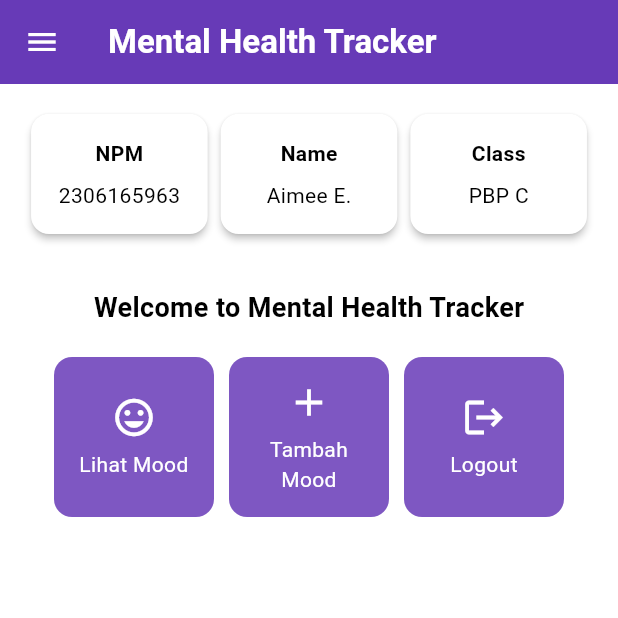
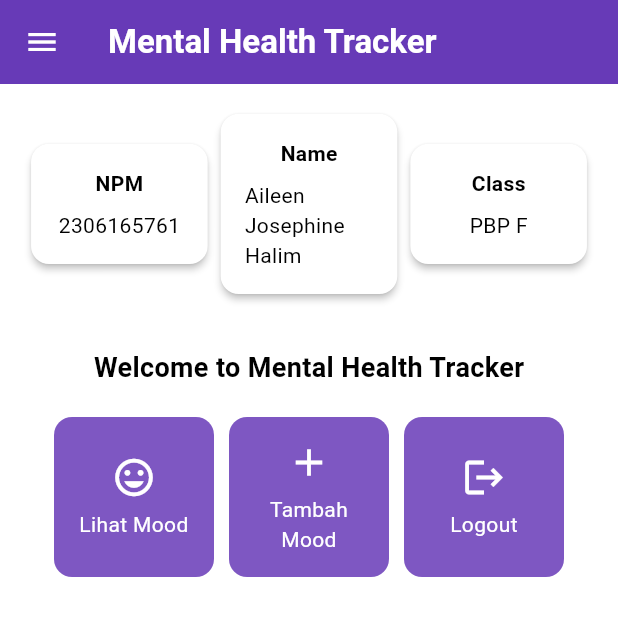
Before and after one commit to aernanto/mental-health-tracker-mobile, a Flutter app: the MyHomePage screen opened directly, on a phone screen of 412 x 824 dp, the top half of it. Run offline on Flutter 3.47's test engine with Material 3 defaults, Android fonts, the phone set to English and light mode, and no system bars; missing offline and left inert: pbp_django_auth.

Commit message:
Tutorial 8 ada perubahan sedikit

```diff
--- a/lib/screens/menu.dart
+++ b/lib/screens/menu.dart
@@ -1,13 +1,11 @@
-// menu.dart
 import 'package:flutter/material.dart';
 import 'package:mental_health_tracker/widgets/left_drawer.dart';
-import 'package:mental_health_tracker/widgets/mood_card.dart'; // New import
+import 'package:mental_health_tracker/widgets/mood_card.dart';
 
 class MyHomePage extends StatelessWidget {
-  final String npm = '2306165963'; // NPM
-  final String name = 'Aimee E.'; // Nama
-  final String className = 'PBP C'; // Kelas
-
+  final String npm = '2306165761'; // NPM
+  final String name = 'Aileen Josephine Halim'; // Nama
+  final String className = 'PBP F'; // Kelas
   MyHomePage({super.key});
 
   final List<ItemHomepage> items = [
@@ -18,10 +16,11 @@ class MyHomePage extends StatelessWidget {
 
   @override
   Widget build(BuildContext context) {
+    // Scaffold menyediakan struktur dasar halaman dengan AppBar dan body.
     return Scaffold(
-      drawer: const LeftDrawer(),
+      // AppBar adalah bagian atas halaman yang menampilkan judul.
       appBar: AppBar(
-        iconTheme: const IconThemeData(color: Colors.white),
+        // Judul aplikasi "Mental Health Tracker" dengan teks putih dan tebal.
         title: const Text(
           'Mental Health Tracker',
           style: TextStyle(
@@ -29,13 +28,19 @@ class MyHomePage extends StatelessWidget {
             fontWeight: FontWeight.bold,
           ),
         ),
+        // Warna latar belakang AppBar diambil dari skema warna tema aplikasi.
         backgroundColor: Theme.of(context).colorScheme.primary,
+        iconTheme: const IconThemeData(color: Colors.white),
       ),
+      drawer: const LeftDrawer(),
+      // Body halaman dengan padding di sekelilingnya.
       body: Padding(
         padding: const EdgeInsets.all(16.0),
+        // Menyusun widget secara vertikal dalam sebuah kolom.
         child: Column(
           crossAxisAlignment: CrossAxisAlignment.center,
           children: [
+            // Row untuk menampilkan 3 InfoCard secara horizontal.
             Row(
               mainAxisAlignment: MainAxisAlignment.spaceEvenly,
               children: [
@@ -44,10 +49,17 @@ class MyHomePage extends StatelessWidget {
                 InfoCard(title: 'Class', content: className),
               ],
             ),
+
+            // Memberikan jarak vertikal 16 unit.
             const SizedBox(height: 16.0),
+
+            // Menempatkan widget berikutnya di tengah halaman.
             Center(
               child: Column(
+                // Menyusun teks dan grid item secara vertikal.
+
                 children: [
+                  // Menampilkan teks sambutan dengan gaya tebal dan ukuran 18.
                   const Padding(
                     padding: EdgeInsets.only(top: 16.0),
                     child: Text(
@@ -58,13 +70,18 @@ class MyHomePage extends StatelessWidget {
                       ),
                     ),
                   ),
+
+                  // Grid untuk menampilkan ItemCard dalam bentuk grid 3 kolom.
                   GridView.count(
                     primary: true,
                     padding: const EdgeInsets.all(20),
                     crossAxisSpacing: 10,
                     mainAxisSpacing: 10,
                     crossAxisCount: 3,
+                    // Agar grid menyesuaikan tinggi kontennya.
                     shrinkWrap: true,
+
+                    // Menampilkan ItemCard untuk setiap item dalam list items.
                     children: items.map((ItemHomepage item) {
                       return ItemCard(item);
                     }).toList(),
@@ -80,18 +97,24 @@ class MyHomePage extends StatelessWidget {
 }
 
 class InfoCard extends StatelessWidget {
-  final String title;
-  final String content;
+// Kartu informasi yang menampilkan title dan content.
+
+  final String title; // Judul kartu.
+  final String content; // Isi kartu.
 
   const InfoCard({super.key, required this.title, required this.content});
 
   @override
   Widget build(BuildContext context) {
     return Card(
+      // Membuat kotak kartu dengan bayangan dibawahnya.
       elevation: 2.0,
       child: Container(
-        width: MediaQuery.of(context).size.width / 3.5,
+        // Mengatur ukuran dan jarak di dalam kartu.
+        width: MediaQuery.of(context).size.width /
+            3.5, // menyesuaikan dengan lebar device yang digunakan.
         padding: const EdgeInsets.all(16.0),
+        // Menyusun title dan content secara vertikal.
         child: Column(
           children: [
             Text(
```
Also changed, not shown: lib/screens/moodentry_form.dart (+34 -29 lines).
